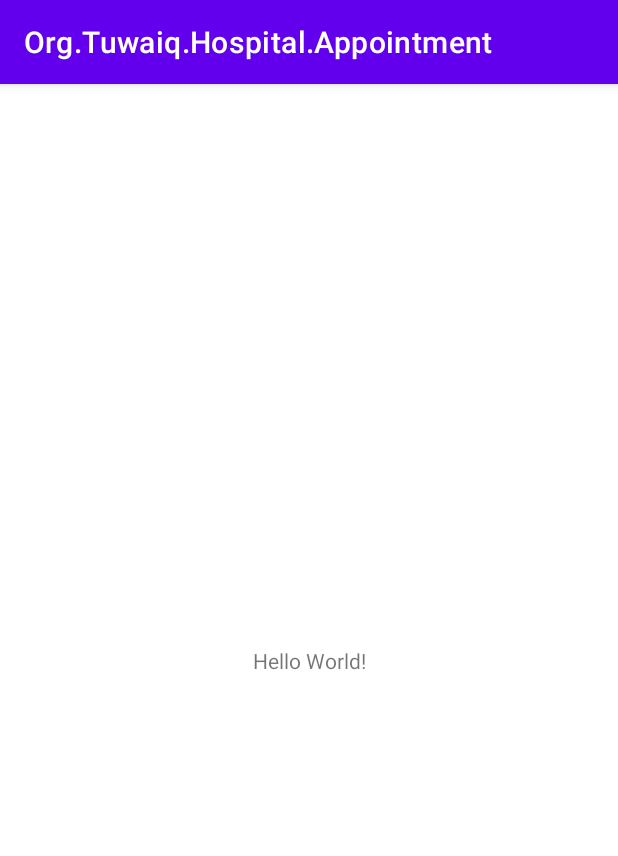
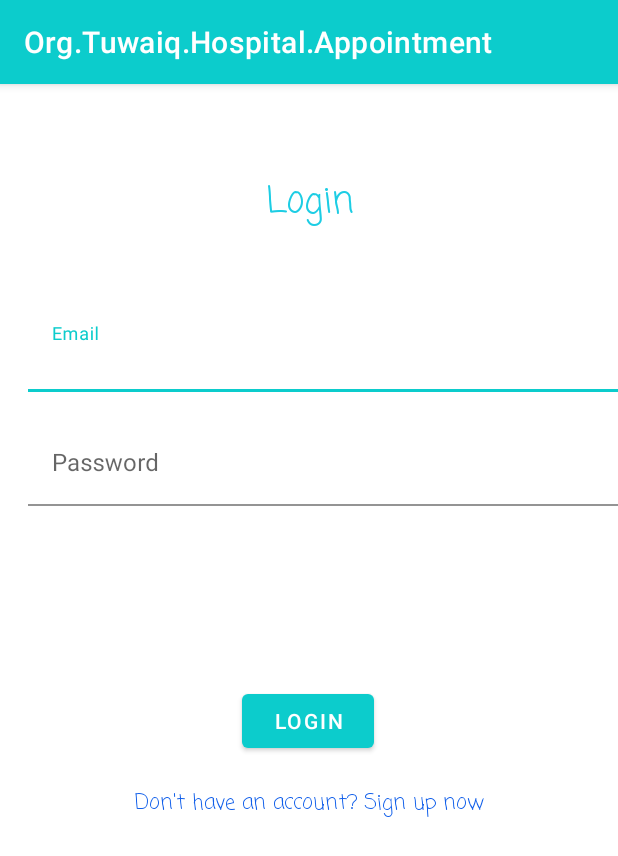
Before and after one commit to Ammarinho95/Org.Tuwaiq.Hospital.Appointment, an Android app: the screen it shows after launch (MainActivity before the commit, LoginActivity after it), on a phone screen of 412 x 824 dp. Shown: the top 856 px of the screen. Run offline under Robolectric (Android 15) with nearby library versions, the phone set to English and light mode, and no system bars.

Commit message:
finished LoginActivity.kt and almost done with SignupActivity.kt

```diff
--- a/app/src/main/AndroidManifest.xml
+++ b/app/src/main/AndroidManifest.xml
@@ -10,6 +10,12 @@
         android:supportsRtl="true"
         android:theme="@style/Theme.OrgTuwaiqHospitalAppointment">
         <activity
+            android:name="signup.signupActivity"
+            android:exported="false" />
+        <activity
+            android:name=".view.LoginActivity"
+            android:exported="false" />
+        <activity
             android:name=".MainActivity"
             android:exported="true">
             <intent-filter>
--- a/app/src/main/java/com/example/orgtuwaiqhospitalappointment/MainActivity.kt
+++ b/app/src/main/java/com/example/orgtuwaiqhospitalappointment/MainActivity.kt
@@ -1,11 +1,21 @@
 package com.example.orgtuwaiqhospitalappointment
 
+import android.content.Intent
 import androidx.appcompat.app.AppCompatActivity
 import android.os.Bundle
+import android.os.Handler
+import com.example.orgtuwaiqhospitalappointment.view.LoginActivity
 
 class MainActivity : AppCompatActivity() {
     override fun onCreate(savedInstanceState: Bundle?) {
         super.onCreate(savedInstanceState)
         setContentView(R.layout.activity_main)
+
+        Handler().postDelayed({
+
+            var p =Intent(this,LoginActivity::class.java)
+            startActivity(p)
+
+        },3000)
     }
 }
--- /dev/null
+++ b/app/src/main/java/com/example/orgtuwaiqhospitalappointment/view/LoginActivity.kt
@@ -0,0 +1,12 @@
+package com.example.orgtuwaiqhospitalappointment.view
+
+import androidx.appcompat.app.AppCompatActivity
+import android.os.Bundle
+import com.example.orgtuwaiqhospitalappointment.R
+
+class LoginActivity : AppCompatActivity() {
+    override fun onCreate(savedInstanceState: Bundle?) {
+        super.onCreate(savedInstanceState)
+        setContentView(R.layout.activity_log_in_page)
+    }
+}
--- /dev/null
+++ b/app/src/main/res/layout/activity_log_in_page.xml
@@ -0,0 +1,90 @@
+<?xml version="1.0" encoding="utf-8"?>
+<androidx.constraintlayout.widget.ConstraintLayout xmlns:android="http://schemas.android.com/apk/res/android"
+    xmlns:app="http://schemas.android.com/apk/res-auto"
+    xmlns:tools="http://schemas.android.com/tools"
+    android:layout_width="match_parent"
+    android:layout_height="match_parent"
+    tools:context=".view.LoginActivity">
+
+    <TextView
+        android:id="@+id/textViewLoginLogo"
+        android:layout_width="wrap_content"
+        android:layout_height="wrap_content"
+        android:layout_marginStart="16dp"
+        android:layout_marginTop="60dp"
+        android:layout_marginEnd="16dp"
+        android:fontFamily="casual"
+        android:shadowColor="#0CCCCC"
+        android:text="Login"
+        android:textColor="#1DCDE4"
+        android:textSize="24sp"
+        app:layout_constraintEnd_toEndOf="parent"
+        app:layout_constraintStart_toStartOf="parent"
+        app:layout_constraintTop_toTopOf="parent" />
+
+    <com.google.android.material.textfield.TextInputLayout
+        android:id="@+id/textInputLayout"
+        android:layout_width="409dp"
+        android:layout_height="wrap_content"
+        android:layout_marginStart="50dp"
+        android:layout_marginTop="52dp"
+        android:layout_marginEnd="16dp"
+        app:boxBackgroundColor="#FFFFFF"
+        app:layout_constraintEnd_toEndOf="parent"
+        app:layout_constraintStart_toStartOf="parent"
+        app:layout_constraintTop_toBottomOf="@+id/textViewLoginLogo">
+
+        <com.google.android.material.textfield.TextInputEditText
+            android:layout_width="match_parent"
+            android:layout_height="wrap_content"
+            android:hint="Email" />
+    </com.google.android.material.textfield.TextInputLayout>
+
+    <com.google.android.material.textfield.TextInputLayout
+        android:id="@+id/textInputLayout2"
+        android:layout_width="409dp"
+        android:layout_height="wrap_content"
+        android:layout_marginStart="50dp"
+        android:layout_marginTop="20dp"
+        android:layout_marginEnd="16dp"
+        app:boxBackgroundColor="#FFFFFF"
+        app:layout_constraintEnd_toEndOf="parent"
+        app:layout_constraintStart_toStartOf="parent"
+        app:layout_constraintTop_toBottomOf="@+id/textInputLayout">
+
+        <com.google.android.material.textfield.TextInputEditText
+            android:layout_width="match_parent"
+            android:layout_height="wrap_content"
+            android:hint="Password" />
+    </com.google.android.material.textfield.TextInputLayout>
+
+    <Button
+        android:id="@+id/button"
+        android:layout_width="wrap_content"
+        android:layout_height="wrap_content"
+        android:layout_marginStart="16dp"
+        android:layout_marginTop="119dp"
+        android:layout_marginEnd="16dp"
+        android:text="Login"
+        app:layout_constraintEnd_toEndOf="parent"
+        app:layout_constraintHorizontal_bias="0.498"
+        app:layout_constraintStart_toStartOf="parent"
+        app:layout_constraintTop_toBottomOf="@+id/textInputLayout2"
+        app:rippleColor="#009688"
+        app:strokeColor="#009688" />
+
+    <TextView
+        android:id="@+id/textViewSignup"
+        android:layout_width="wrap_content"
+        android:layout_height="wrap_content"
+        android:layout_marginStart="16dp"
+        android:layout_marginTop="20dp"
+        android:layout_marginEnd="16dp"
+        android:fontFamily="casual"
+        android:text="Don't have an account? Sign up now"
+        android:textColor="#115FEA"
+        app:layout_constraintEnd_toEndOf="parent"
+        app:layout_constraintStart_toStartOf="parent"
+        app:layout_constraintTop_toBottomOf="@+id/button" />
+
+</androidx.constraintlayout.widget.ConstraintLayout>
--- a/app/src/main/res/values/colors.xml
+++ b/app/src/main/res/values/colors.xml
@@ -1,8 +1,8 @@
 <?xml version="1.0" encoding="utf-8"?>
 <resources>
-    <color name="purple_200">#FFBB86FC</color>
-    <color name="purple_500">#FF6200EE</color>
-    <color name="purple_700">#FF3700B3</color>
+    <color name="purple_200">#0CCCCC</color>
+    <color name="purple_500">#0CCCCC</color>
+    <color name="purple_700">#0CCCCC</color>
     <color name="teal_200">#FF03DAC5</color>
     <color name="teal_700">#FF018786</color>
     <color name="black">#FF000000</color>
```
Also changed, not shown: app/src/main/java/signup/SignupActivity.kt (added, +12 -0 lines), app/src/main/res/layout/activity_signup.xml (added, +107 -0 lines).
